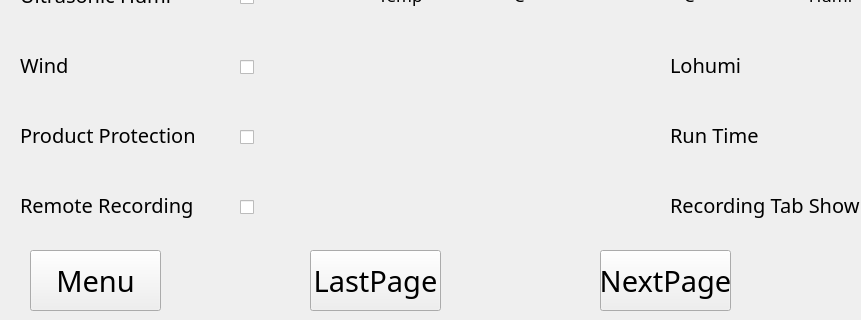
This is userpasswordpage02.ui in qingdouke/TemakViews as Qt 5 draws it before an edit; both pictures show x 0 to 861 and y 480 to 800 of the 1280 by 800 pixel window. The edited form follows.
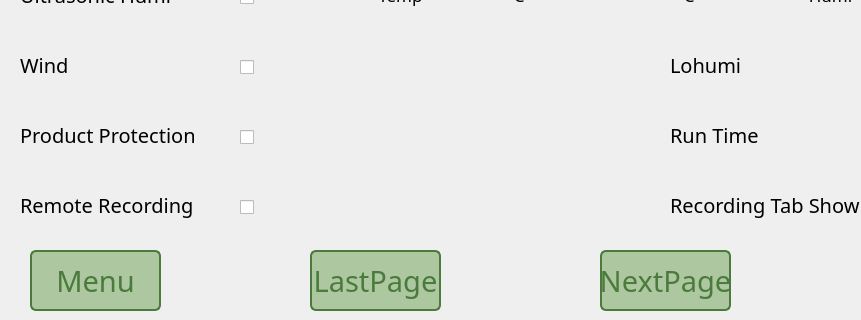
This is the edited form.

Diff of the .ui file:
```diff
--- a/userpasswordpage02.ui
+++ b/userpasswordpage02.ui
@@ -41,6 +41,26 @@
       <pointsize>22</pointsize>
      </font>
     </property>
+    <property name="styleSheet">
+     <string notr="true">QPushButton {
+    /* 正常状态 */
+	border:2px solid rgb(74,122,60);
+	background-color:rgb(173,199,160);
+	border-radius:6px;
+    color:rgb(74,122,60);
+}
+
+QPushButton:hover {
+    /* 鼠标停留状态 */
+    background-color: rgb(184, 192, 193);
+}
+
+QPushButton:pressed {
+    /* 鼠标按下状态 */
+
+    background-color: rgb(255,255,255);
+}</string>
+    </property>
     <property name="text">
      <string>Menu</string>
     </property>
@@ -72,6 +92,26 @@
       <pointsize>22</pointsize>
      </font>
     </property>
+    <property name="styleSheet">
+     <string notr="true">QPushButton {
+    /* 正常状态 */
+	border:2px solid rgb(74,122,60);
+	background-color:rgb(173,199,160);
+	border-radius:6px;
+    color:rgb(74,122,60);
+}
+
+QPushButton:hover {
+    /* 鼠标停留状态 */
+    background-color: rgb(184, 192, 193);
+}
+
+QPushButton:pressed {
+    /* 鼠标按下状态 */
+
+    background-color: rgb(255,255,255);
+}</string>
+    </property>
     <property name="text">
      <string>NextPage</string>
     </property>
@@ -90,6 +130,26 @@
       <pointsize>22</pointsize>
      </font>
     </property>
+    <property name="styleSheet">
+     <string notr="true">QPushButton {
+    /* 正常状态 */
+	border:2px solid rgb(74,122,60);
+	background-color:rgb(173,199,160);
+	border-radius:6px;
+    color:rgb(74,122,60);
+}
+
+QPushButton:hover {
+    /* 鼠标停留状态 */
+    background-color: rgb(184, 192, 193);
+}
+
+QPushButton:pressed {
+    /* 鼠标按下状态 */
+
+    background-color: rgb(255,255,255);
+}</string>
+    </property>
     <property name="text">
      <string>LastPage</string>
     </property>
```
